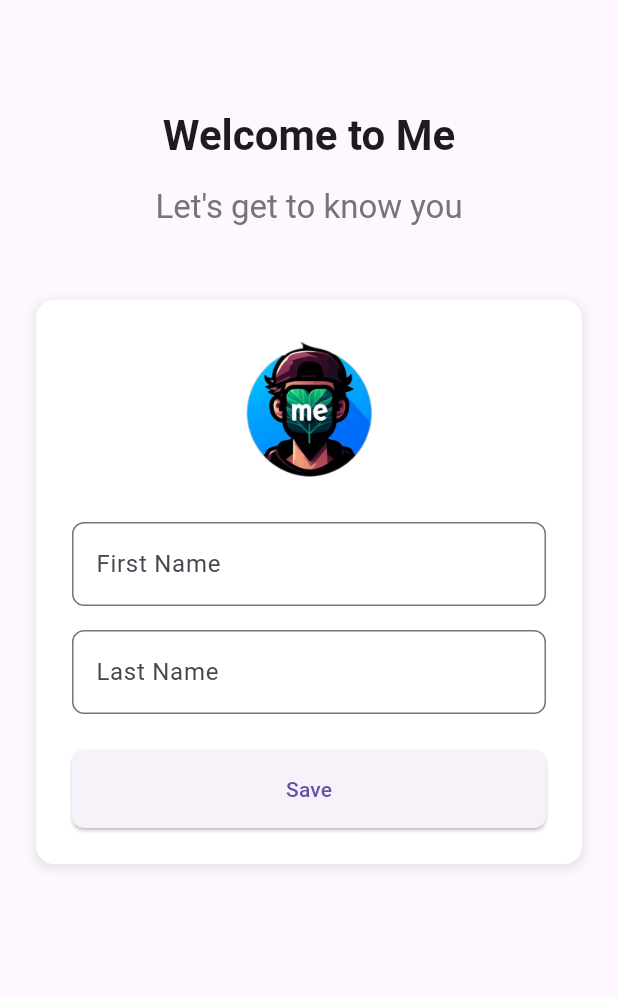
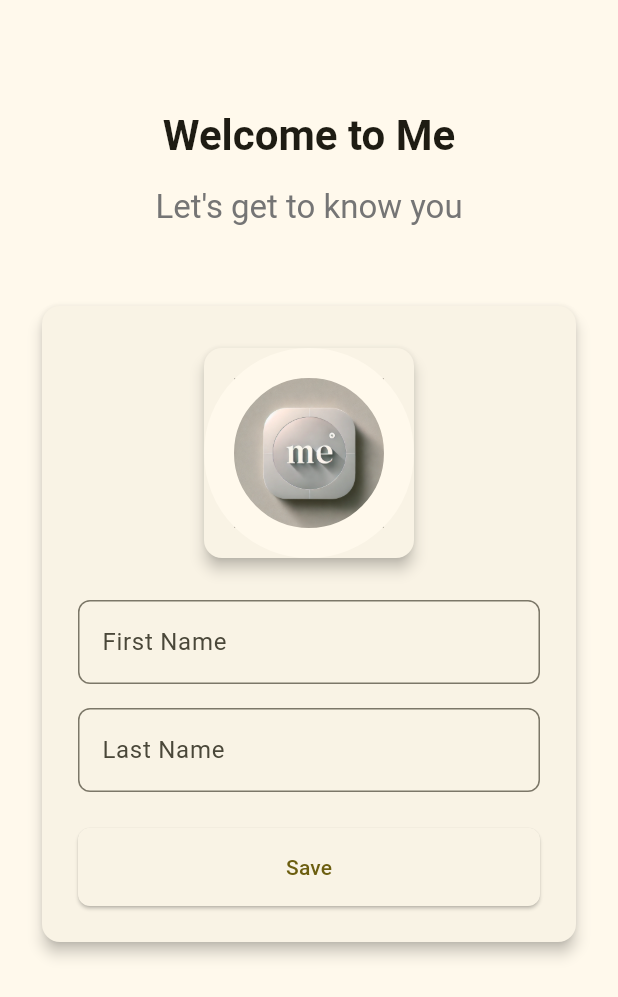
Before and after one commit to richkazz/me, a Flutter app: the screen it shows after launch, on a phone screen of 412 x 824 dp. Shown: the top 997 px of the screen. Run offline on Flutter 3.47's test engine with Material 3 defaults, Android fonts, the phone set to English and light mode, and no system bars; our stand-ins replace shared_preferences.

Commit message:
Add launcher icons, update app theme, and implement orientation toggle feature

```diff
--- a/lib/main.dart
+++ b/lib/main.dart
@@ -22,7 +22,8 @@ class MyApp extends StatelessWidget {
     return MaterialApp(
       title: 'Me',
       theme: ThemeData(
-        primarySwatch: Colors.purple,
+        colorScheme: ColorScheme.fromSeed(
+            seedColor: const Color.fromRGBO(176, 171, 159, 1)),
         fontFamily: 'Roboto',
         useMaterial3: true,
       ),
--- a/lib/widgets/name_input_form.dart
+++ b/lib/widgets/name_input_form.dart
@@ -16,30 +16,47 @@ class NameInputForm extends StatelessWidget {
 
   @override
   Widget build(BuildContext context) {
-    return Container(
+    return Card(
+      elevation: 4,
+      child: Container(
         // Encapsulate with Container for styling
         padding: const EdgeInsets.all(24),
-      decoration: BoxDecoration(
-        color: Colors.white, // Light background color
-        borderRadius: BorderRadius.circular(12), // Rounded corners
-        boxShadow: [
-          BoxShadow(
-            color: Colors.grey.withOpacity(0.2),
-            spreadRadius: 2,
-            blurRadius: 4,
-            offset: const Offset(0, 2),
-          ),
-        ],
-      ),
+
         child: Form(
           key: formKey,
           child: Column(
             crossAxisAlignment:
                 CrossAxisAlignment.stretch, // Stretch to fill width
             children: [
-            Image.asset('assets/images/app_logo.png',
-                height: 100), // Replace with your asset
-
+              Stack(
+                alignment: Alignment.center,
+                children: [
+                  // Replace with your asset
+                  const Card(
+                    elevation: 4,
+                    child: SizedBox.square(
+                      dimension: 140,
+                    ),
+                  ),
+                  Image.asset(
+                    'assets/images/app_logo.webp',
+                    fit: BoxFit.contain,
+                    width: 100,
+                    height: 100,
+                  ),
+                  Container(
+                    width: 140,
+                    height: 140,
+                    decoration: BoxDecoration(
+                        color: Colors.transparent,
+                        border: Border.all(
+                          color: Theme.of(context).cardColor,
+                          width: 20,
+                        ),
+                        shape: BoxShape.circle),
+                  ),
+                ],
+              ),
               const SizedBox(height: 24),
               TextFormField(
                 controller: firstNameController,
@@ -102,6 +119,7 @@ class NameInputForm extends StatelessWidget {
             ],
           ),
         ),
+      ),
     );
   }
 }
```
Also changed, not shown: flutter_launcher_icons.yaml (deleted, +0 -32 lines), flutter_native_splash.yaml (deleted, +0 -15 lines), lib/screens/name_display_screen.dart (+73 -11 lines), pubspec.yaml (+3 -65 lines), assets/images/app_logo.png (deleted), assets/images/app_logo.webp (added), pubspec.lock, 53 other files. Lines whose indentation alone changed are shown as unchanged.
